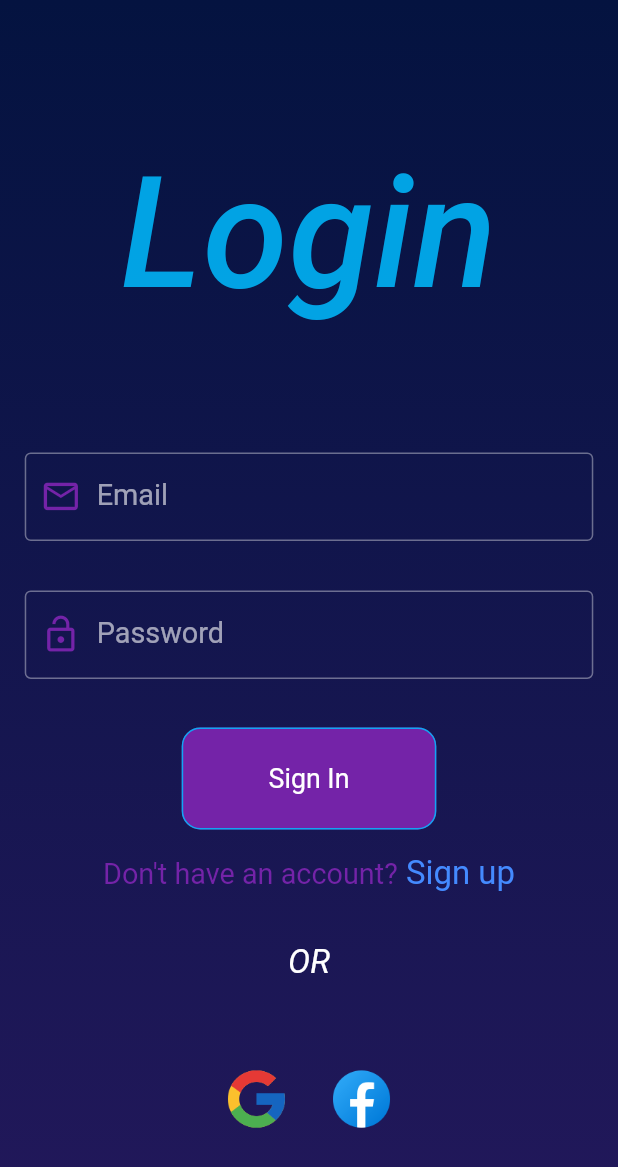
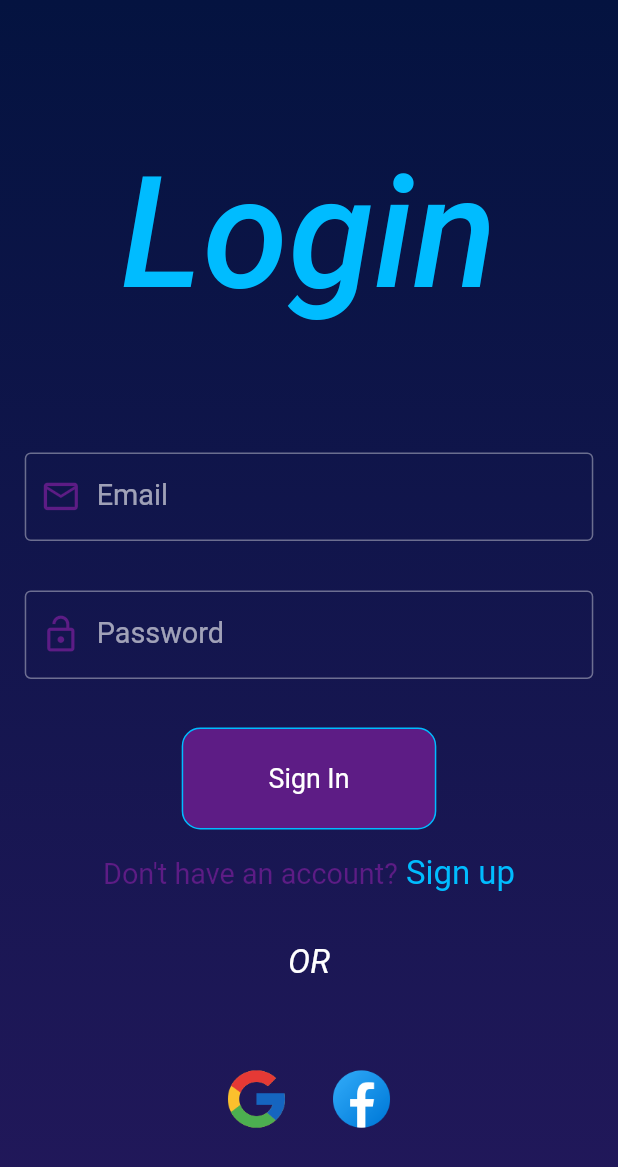
Before and after one commit to khaledsawan/Memo-night, a Flutter app: the screen it shows after launch, on a phone screen of 412 x 824 dp. Shown: the top 1167 px of the screen. Run offline on Flutter 3.47's test engine with Material 2 defaults, Android fonts, the phone set to English and light mode, and no system bars; our stand-ins replace cloud_firestore, file_picker, firebase_auth, firebase_core, firebase_storage, flutter_staggered_animations and 6 more; missing offline and left inert: flutter_facebook_auth; accounts and stored records are empty.

Commit message:
AppColors

```diff
--- a/lib/main.dart
+++ b/lib/main.dart
@@ -4,6 +4,7 @@ import 'package:flutter/material.dart';
 import 'package:get/get.dart';
 import 'package:get_storage/get_storage.dart';
 import 'package:mnv2/routes/routes.dart';
+import 'package:mnv2/utils/colors.dart';
 import 'package:mnv2/utils/langs/translations.dart';
 import 'package:sizer/sizer.dart';
 import 'firebase_options.dart';
@@ -40,29 +41,22 @@ class MyApp extends StatelessWidget {
           debugShowCheckedModeBanner: false,
           initialBinding: AuthBinding(),
           theme: ThemeData.dark().copyWith(
-            primaryColor: const Color(0xFF0A0E21),
-            scaffoldBackgroundColor: const Color(0xFF0A0E21),
-            secondaryHeaderColor: const Color(0xFF0A0E21),
-            backgroundColor: const Color(0xFF0A0E21),
-            buttonColor: const Color(0xFF550101),
-            bottomAppBarColor: const Color(0xFF7423A8),
-            cardColor: const Color(0xFF0D1D7F),
+            primaryColor: AppColors.primaryColor,
+            scaffoldBackgroundColor:AppColors.backGroundColor,
+            secondaryHeaderColor: AppColors.backGroundColor,
+            backgroundColor: AppColors.backGroundColor,
+            buttonColor: AppColors.red,
+            bottomAppBarColor: AppColors.iconColor1,
           ),
           translations: Translation(),
           locale: const Locale('en'),
           fallbackLocale: const Locale('en'),
           localizationsDelegates: const [
-            // GlobalMaterialLocalizations.delegate,
-            // GlobalWidgetsLocalizations.delegate,
-            // GlobalCupertinoLocalizations.delegate,
           ],
           getPages: AppRoutes.routes,
           initialRoute: AppRoutes.splashscreen,
-
-          // home:   AddNoteW(),
         );
       },
     );
   }
 }
-//flutter run --web-renderer html
--- a/lib/utils/colors.dart
+++ b/lib/utils/colors.dart
@@ -17,6 +17,8 @@ class AppColors {
   static const Color red = Color(0xffff0000);
   static const Color black = Color(0xff0a0a0a);
   static const Color indoo = Color(0x381C3185);
+  static const Color primaryColor = Color(0xFF0A0E21);
+  static const Color backGroundColor = Color(0xFF0A0E21);
 
 
 }
--- a/lib/views/mobile_view/auth/login_m.dart
+++ b/lib/views/mobile_view/auth/login_m.dart
@@ -9,6 +9,7 @@ import 'package:sizer/sizer.dart';
 import '../../../Database/Services/auth_services.dart';
 import '../../../logic/Controllers/Login_Controller.dart';
 import '../../../routes/routes.dart';
+import '../../../utils/colors.dart';
 
 class LoginM extends StatefulWidget {
   const LoginM({Key? key}) : super(key: key);
@@ -105,7 +106,7 @@ class _LoginMState extends State<LoginM> with TickerProviderStateMixin {
                             fontSize: 75.sp,
                             fontStyle: FontStyle.italic,
                             fontWeight: FontWeight.w500,
-                            color: const Color(0xDA00BBFF),
+                            color: AppColors.blue,
                           )),
                     ),
                   ),
@@ -133,7 +134,7 @@ class _LoginMState extends State<LoginM> with TickerProviderStateMixin {
                           child: Icon(
                             size: 20.sp,
                             Icons.mail_outline,
-                            color: const Color(0xFF7423A8),
+                            color: AppColors.iconColor1,
                           ),
                         ),
                       ),
@@ -158,7 +159,7 @@ class _LoginMState extends State<LoginM> with TickerProviderStateMixin {
                           child: Icon(
 
                             Icons.lock_open,
-                            color: const Color(0xFF7423A8),
+                            color: AppColors.iconColor1,
                             size: 20.sp,
                           ),
                         ),
@@ -167,26 +168,11 @@ class _LoginMState extends State<LoginM> with TickerProviderStateMixin {
                       ),
                     ),
                   ),
-                  // SizedBox(
-                  //   // height: 1.h,
-                  // ),
-                  // TextButton(
-                  //  // onPressed: _resetPassword(context),
-                  //
-                  //   onPressed: () {  },
-                  //   child: const Text('Forgot password?'),
-                  // ),
-                  // SizedBox(
-                  //   height: 10.h,
-                  // ),
                   Obx(
                     () => controller.isLoading.value == true
                         ? const Center(child: CircularProgressIndicator())
                         : const Text(""),
                   ),
-                  // SizedBox(
-                  //   height: 10.h,
-                  // ),
                   GestureDetector(
                     onTap: () async {
                       await controller.doLoginEmailPassword();
@@ -195,10 +181,10 @@ class _LoginMState extends State<LoginM> with TickerProviderStateMixin {
                       width: width * 0.05.h,
                       height: height * 0.01.h,
                       decoration: BoxDecoration(
-                          color: const Color(0xFF7423A8),
+                          color: AppColors.iconColor1,
                           borderRadius: BorderRadius.circular(1.5.h),
                           border: Border.all(
-                              width: 1, color: const Color(0xDA00BBFF))),
+                              width: 1, color: AppColors.blue,)),
                       child: Center(
                         child: Text(
                           'Sign In',
@@ -217,13 +203,13 @@ class _LoginMState extends State<LoginM> with TickerProviderStateMixin {
                         text: TextSpan(
                             text: 'Don\'t have an account?',
                             style: TextStyle(
-                                color: const Color(0xFF7423A8),
+                                color:AppColors.iconColor1,
                                 fontSize: 14.sp),
                             children: <TextSpan>[
                               TextSpan(
                                   text: ' Sign up',
                                   style: TextStyle(
-                                      color: Colors.blueAccent,
+                                      color:AppColors.blue,
                                       fontSize: 16.sp),
                                   recognizer: TapGestureRecognizer()
                                     ..onTap = () {
@@ -257,7 +243,7 @@ class _LoginMState extends State<LoginM> with TickerProviderStateMixin {
                           child: IconButton(
                             icon:
                                 Image.asset('images/assets/icons8google96.png'),
-                            color: Colors.white,
+                            color: AppColors.white,
                             onPressed: () {
                               controller.doLoginGoogle();
                               // google().signInWithGoogle();
@@ -270,7 +256,7 @@ class _LoginMState extends State<LoginM> with TickerProviderStateMixin {
                           margin: EdgeInsets.fromLTRB(1.w, 1.h, 1.w, 1.h),
                           child: IconButton(
                             icon: Image.asset('images/assets/facebook96.jpg'),
-                            color: Colors.white,
+                            color: AppColors.white,
                             onPressed: () {
                               controller.doLoginFacebook();
                             },
--- a/lib/views/mobile_view/crud/edit_notes_m.dart
+++ b/lib/views/mobile_view/crud/edit_notes_m.dart
@@ -49,7 +49,7 @@ class _EditNoteMState extends State<EditNoteM> {
                         ),
                       ))),
               floatingActionButton: FloatingActionButton(
-                  backgroundColor: Colors.indigo,
+                  backgroundColor:  AppColors.indoo,
                   onPressed: () async {
                     controller.updateNote(note);
                   },
--- a/lib/views/mobile_view/crud/note_body_page_m.dart
+++ b/lib/views/mobile_view/crud/note_body_page_m.dart
@@ -55,7 +55,7 @@ class _NoteBodyPageMState extends State<NoteBodyPageM> {
                   ),
                 ))),
         floatingActionButton: FloatingActionButton(
-            backgroundColor: Colors.indigo,
+            backgroundColor:  AppColors.indoo,
             onPressed: () async {
               Get.lazyPut(() => EditNoteController());
               Get.to(EditNote(note: note));
--- a/lib/views/web_view/crud/index_w.dart
+++ b/lib/views/web_view/crud/index_w.dart
@@ -125,7 +125,7 @@ class _IndexWState extends State<IndexW> with TickerProviderStateMixin {
                           fontSize: 24,
                           fontStyle: FontStyle.italic,
                           fontWeight: FontWeight.w500,
-                          color: const Color(0xDA00BBFF),
+                          color:  AppColors.blue,
                         ),
                       )
                     ],
@@ -157,7 +157,7 @@ class _IndexWState extends State<IndexW> with TickerProviderStateMixin {
             backgroundColor: AppColors.mainColor,
             title: Title(
               title: '',
-              color: Colors.white,
+              color:  AppColors.white,
               child: Center(
                 child: Text('Memo Night'.tr,
                     style: GoogleFonts.marckScript(
```
Also changed, not shown: lib/views/mobile_view/auth/signup_m.dart (+14 -12 lines), lib/views/mobile_view/crud/add_note_m.dart (+4 -4 lines), lib/views/mobile_view/crud/index_m.dart (+10 -10 lines), lib/views/web_view/auth/login_w.dart (+9 -9 lines), lib/views/web_view/auth/signup_w.dart (+11 -11 lines).
